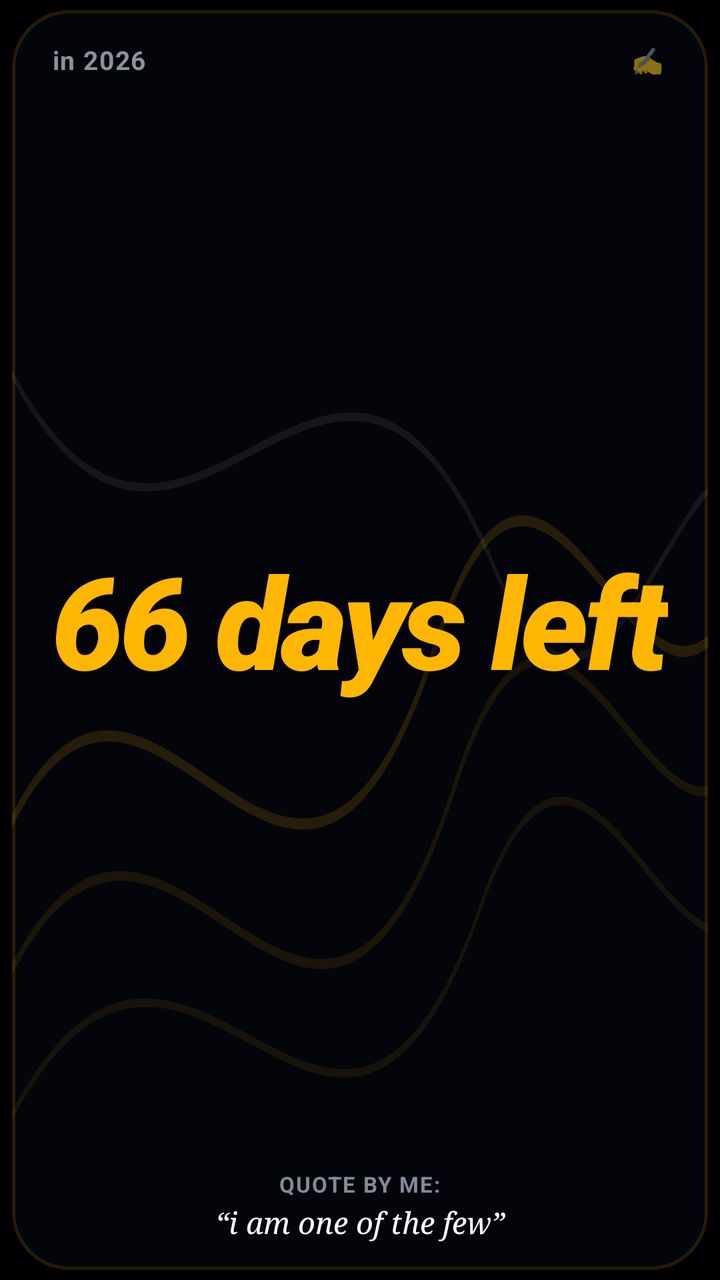
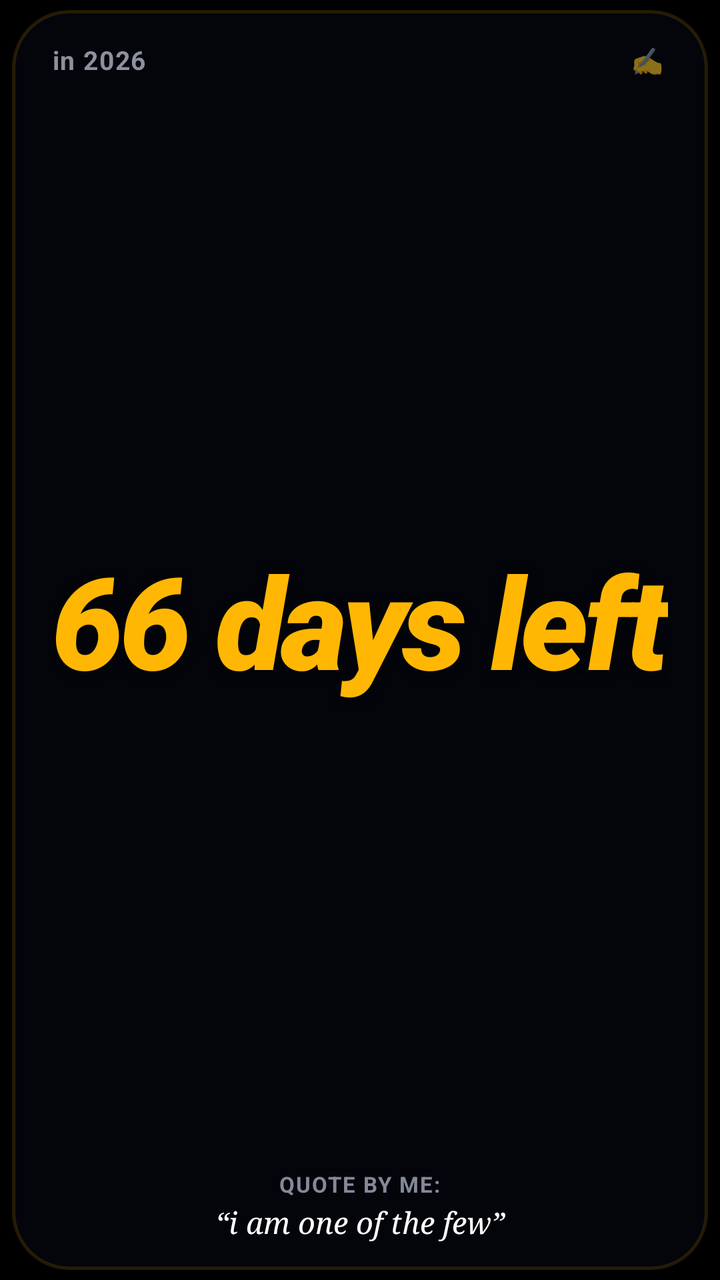

Screens rendered from an Android XML layout before and after an edit, with the pre-edit source and the edit as a unified diff.
<!-- AndroidManifest.xml: application theme Theme.DaysLeftWidget -->
<!-- res/layout/widget_days_left.xml -->
<?xml version="1.0" encoding="utf-8"?>
<FrameLayout xmlns:android="http://schemas.android.com/apk/res/android"
    android:id="@+id/widget_root"
    android:layout_width="match_parent"
    android:layout_height="match_parent"
    android:paddingStart="6dp"
    android:paddingEnd="6dp"
    android:paddingTop="5dp"
    android:paddingBottom="5dp">

    
    <FrameLayout
        android:id="@+id/widget_card"
        android:layout_width="match_parent"
        android:layout_height="match_parent"
        android:background="@drawable/widget_card_bg">

        
        <ImageView
            android:layout_width="match_parent"
            android:layout_height="match_parent"
            android:scaleType="fitXY"
            android:src="@drawable/bg_curvy_waves"
            android:contentDescription="@null" />

        
        <ImageView
            android:id="@+id/iv_year_dots"
            android:layout_width="match_parent"
            android:layout_height="match_parent"
            android:scaleType="fitXY"
            android:contentDescription="@null" />

        
        <LinearLayout
            android:layout_width="match_parent"
            android:layout_height="match_parent"
            android:orientation="vertical"
            android:paddingStart="20dp"
            android:paddingEnd="20dp"
            android:paddingTop="14dp"
            android:paddingBottom="14dp">

            
            <RelativeLayout
                android:layout_width="match_parent"
                android:layout_height="wrap_content">

                <TextView
                    android:id="@+id/tv_year_label"
                    android:layout_width="wrap_content"
                    android:layout_height="wrap_content"
                    android:layout_alignParentStart="true"
                    android:layout_centerVertical="true"
                    android:text="in 2026"
                    android:textColor="@color/text_header_muted"
                    android:textSize="13sp"
                    android:textStyle="bold"
                    android:letterSpacing="0.04" />

                <TextView
                    android:id="@+id/btn_quick_add"
                    android:layout_width="wrap_content"
                    android:layout_height="wrap_content"
                    android:layout_alignParentEnd="true"
                    android:layout_centerVertical="true"
                    android:padding="2dp"
                    android:text="✍️"
                    android:textSize="13sp" />
            </RelativeLayout>

            
            <LinearLayout
                android:layout_width="match_parent"
                android:layout_height="0dp"
                android:layout_weight="1"
                android:gravity="center"
                android:paddingTop="2dp"
                android:paddingBottom="2dp">

                <TextView
                    android:id="@+id/tv_days_hero"
                    android:layout_width="match_parent"
                    android:layout_height="match_parent"
                    android:gravity="center"
                    android:text="66 days left"
                    android:textColor="@color/hero_days_color"
                    android:textSize="50sp"
                    android:textStyle="bold|italic"
                    android:fontFamily="sans-serif-black"
                    android:autoSizeTextType="uniform"
                    android:autoSizeMinTextSize="28sp"
                    android:autoSizeMaxTextSize="64sp"
                    android:autoSizeStepGranularity="2sp"
                    android:includeFontPadding="false"
                    android:letterSpacing="-0.03"
                    android:shadowColor="#80000000"
                    android:shadowDx="0"
                    android:shadowDy="3"
                    android:shadowRadius="10" />
            </LinearLayout>

            
            <LinearLayout
                android:id="@+id/quote_container"
                android:layout_width="match_parent"
                android:layout_height="wrap_content"
                android:gravity="center"
                android:orientation="vertical">

                <TextView
                    android:id="@+id/tv_quote_label"
                    android:layout_width="wrap_content"
                    android:layout_height="wrap_content"
                    android:text="QUOTE BY ME:"
                    android:textColor="@color/quote_label_color"
                    android:textSize="11sp"
                    android:textStyle="bold"
                    android:letterSpacing="0.06"
                    android:includeFontPadding="false" />

                <TextView
                    android:id="@+id/tv_quote_text"
                    android:layout_width="match_parent"
                    android:layout_height="wrap_content"
                    android:layout_marginTop="2dp"
                    android:gravity="center"
                    android:text="“i am one of the few”"
                    android:textColor="@color/quote_text_color"
                    android:textSize="15sp"
                    android:textStyle="italic"
                    android:fontFamily="serif"
                    android:maxLines="2"
                    android:ellipsize="end"
                    android:lineSpacingExtra="2dp" />
            </LinearLayout>

        </LinearLayout>

    </FrameLayout>
</FrameLayout>
<!-- resources referenced by this layout -->
<resources>
  <color name="hero_days_color">#FFB703</color>
  <color name="quote_label_color">#838997</color>
  <color name="quote_text_color">#FFFFFF</color>
  <color name="text_header_muted">#8B919E</color>
  <!-- drawable bg_curvy_waves (drawable) -->
  <vector xmlns:android="http://schemas.android.com/apk/res/android"
      android:width="360dp"
      android:height="180dp"
      android:viewportWidth="360"
      android:viewportHeight="180">
  
      
      <path
          android:strokeColor="#22FFB703"
          android:strokeWidth="1.6"
          android:pathData="M -20,130 C 60,60 140,160 220,90 C 280,40 330,120 380,80" />
  
      
      <path
          android:strokeColor="#18FFB703"
          android:strokeWidth="1.4"
          android:pathData="M -20,150 C 70,80 150,180 230,110 C 290,60 340,140 390,100" />
  
      
      <path
          android:strokeColor="#12FFFFFF"
          android:strokeWidth="1.2"
          android:pathData="M -20,40 C 80,110 160,20 250,80 C 310,120 350,50 390,70" />
  
      
      <path
          android:strokeColor="#14FFB703"
          android:strokeWidth="1.2"
          android:pathData="M -20,170 C 80,100 160,190 240,130 C 300,80 350,160 400,120" />
  </vector>
  <!-- drawable widget_card_bg (drawable) -->
  <?xml version="1.0" encoding="utf-8"?>
  <shape xmlns:android="http://schemas.android.com/apk/res/android"
      android:shape="rectangle">
      
      <solid android:color="#B8060810" />
      <corners android:radius="28dp" />
      <stroke
          android:width="1.5dp"
          android:color="#24FFB703" />
  </shape>
  <style name="Theme.DaysLeftWidget" parent="Theme.MaterialComponents.DayNight.NoActionBar">
          <item name="colorPrimary">@color/primary_dark</item>
          <item name="colorSecondary">@color/accent_color</item>
          <item name="android:statusBarColor">@color/primary_dark</item>
          <item name="android:windowBackground">@color/primary_dark</item>
      </style>
  <color name="primary_dark">#000000</color>
  <color name="accent_color">#FFB703</color>
</resources>

<!-- the commit's change to res/layout/widget_days_left.xml (unified diff, before → after) -->
@@ -14,14 +14,6 @@
         android:layout_width="match_parent"
         android:layout_height="match_parent"
         android:background="@drawable/widget_card_bg">
-
-        
-        <ImageView
-            android:layout_width="match_parent"
-            android:layout_height="match_parent"
-            android:scaleType="fitXY"
-            android:src="@drawable/bg_curvy_waves"
-            android:contentDescription="@null" />
 
         
         <ImageView
<!-- resource entries referenced after the edit -->
@@ -4,37 +4,6 @@
   <color name="quote_label_color">#838997</color>
   <color name="quote_text_color">#FFFFFF</color>
   <color name="text_header_muted">#8B919E</color>
-  <!-- drawable bg_curvy_waves (drawable) -->
-  <vector xmlns:android="http://schemas.android.com/apk/res/android"
-      android:width="360dp"
-      android:height="180dp"
-      android:viewportWidth="360"
-      android:viewportHeight="180">
-  
-      
-      <path
-          android:strokeColor="#22FFB703"
-          android:strokeWidth="1.6"
-          android:pathData="M -20,130 C 60,60 140,160 220,90 C 280,40 330,120 380,80" />
-  
-      
-      <path
-          android:strokeColor="#18FFB703"
-          android:strokeWidth="1.4"
-          android:pathData="M -20,150 C 70,80 150,180 230,110 C 290,60 340,140 390,100" />
-  
-      
-      <path
-          android:strokeColor="#12FFFFFF"
-          android:strokeWidth="1.2"
-          android:pathData="M -20,40 C 80,110 160,20 250,80 C 310,120 350,50 390,70" />
-  
-      
-      <path
-          android:strokeColor="#14FFB703"
-          android:strokeWidth="1.2"
-          android:pathData="M -20,170 C 80,100 160,190 240,130 C 300,80 350,160 400,120" />
-  </vector>
   <!-- drawable widget_card_bg (drawable) -->
   <?xml version="1.0" encoding="utf-8"?>
   <shape xmlns:android="http://schemas.android.com/apk/res/android"
